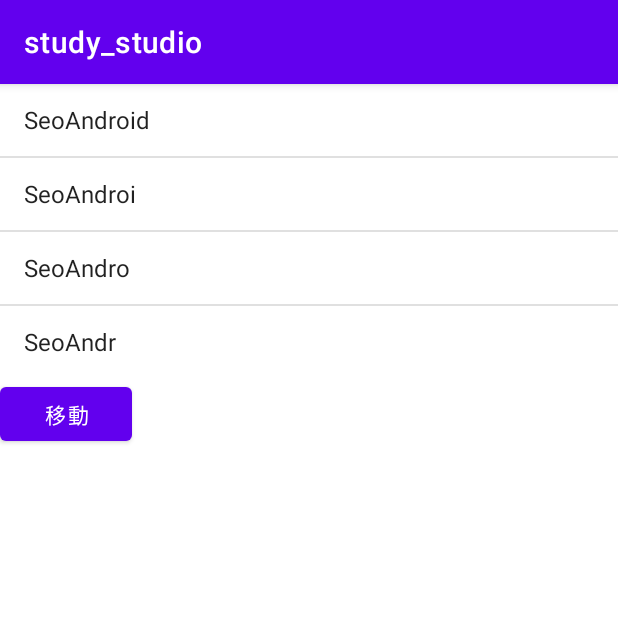
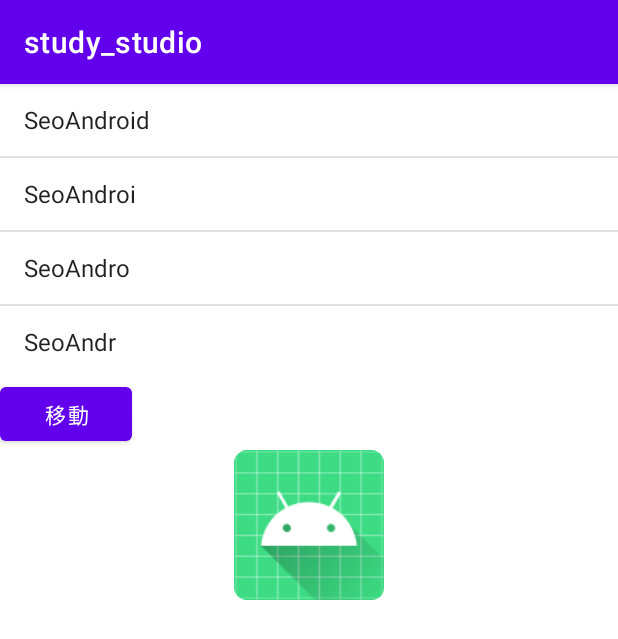
Before and after one commit to seomuyeol/android_java, an Android app: the ListActivity screen opened directly, with no data from a screen before it, on a phone screen of 412 x 824 dp. Shown: the top 639 px of the screen. Run offline under Robolectric (Android 15) with nearby library versions, the phone set to English and light mode, and no system bars.

Commit message:
android imageview|Toast

```diff
--- a/app/src/main/java/com/example/study_studio/ListActivity.java
+++ b/app/src/main/java/com/example/study_studio/ListActivity.java
@@ -2,9 +2,13 @@ package com.example.study_studio;
 
 import androidx.appcompat.app.AppCompatActivity;
 
+import android.media.Image;
 import android.os.Bundle;
+import android.view.View;
 import android.widget.ArrayAdapter;
+import android.widget.ImageView;
 import android.widget.ListView;
+import android.widget.Toast;
 
 import java.util.ArrayList;
 import java.util.List;
@@ -12,6 +16,7 @@ import java.util.List;
 public class ListActivity extends AppCompatActivity {
 
     private ListView list;
+    private ImageView test;
 
     @Override
     protected void onCreate(Bundle savedInstanceState) {
@@ -32,5 +37,14 @@ public class ListActivity extends AppCompatActivity {
         data.add("SeoAndro");
         data.add("SeoAndr");
         adapter.notifyDataSetChanged();
+
+        test = (ImageView) findViewById(R.id.test);
+        test.setOnClickListener(new View.OnClickListener() {
+            @Override
+            public void onClick(View view) {
+                Toast.makeText(getApplicationContext(), "Toast테스트", Toast.LENGTH_SHORT).show();
+            }
+        });
+
     }
 }
--- a/app/src/main/res/layout/activity_list.xml
+++ b/app/src/main/res/layout/activity_list.xml
@@ -11,11 +11,24 @@
         android:id="@+id/list"
         android:layout_width="match_parent"
         android:layout_height="wrap_content" />
+
     <Button
 
         android:layout_width="wrap_content"
         android:layout_height="wrap_content"
         android:text="移動"/>
 
+    <LinearLayout
+        android:layout_width="match_parent"
+        android:layout_height="wrap_content"
+        android:gravity="center">
+
+        <ImageView
+            android:id="@+id/test"
+            android:layout_width="100dp"
+            android:layout_height="100dp"
+            android:src="@mipmap/ic_launcher"/>
+    </LinearLayout>
+
 
 </LinearLayout>
```
